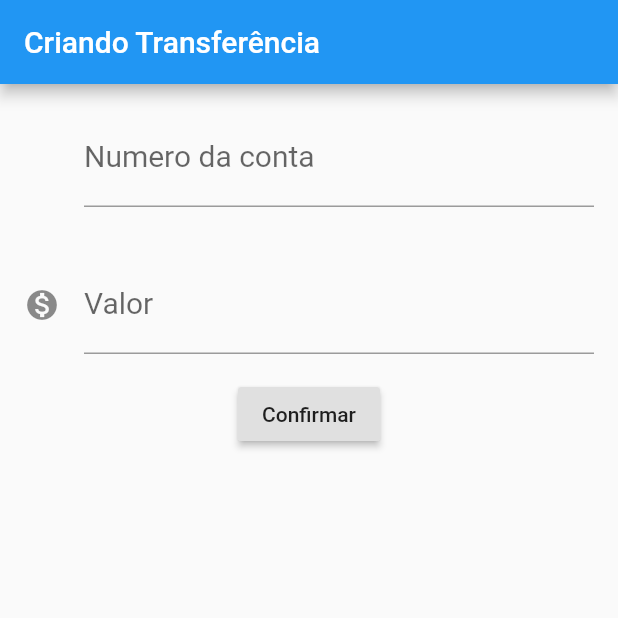
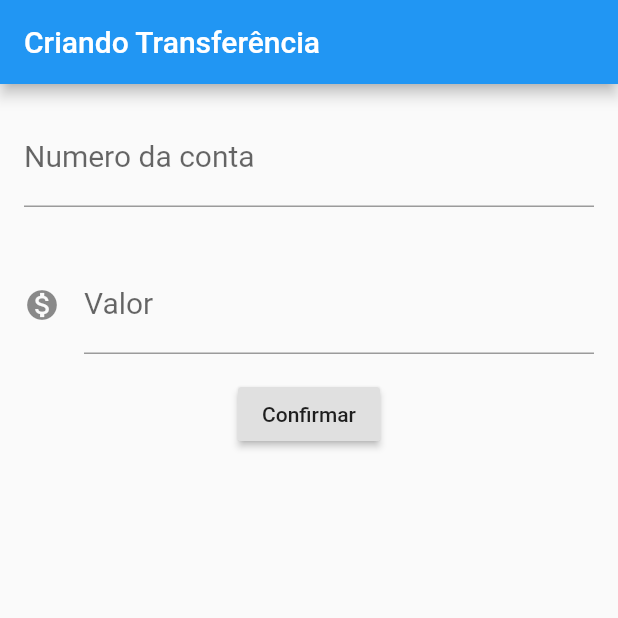
Before and after one commit to plisboa93/bytebank, a Flutter app: the screen it shows after launch, after a tap on "Confirmar", on a phone screen of 412 x 824 dp, the top half of it. Run offline on Flutter 3.47's test engine with Material 2 defaults, Android fonts, the phone set to English and light mode, and no system bars.

Commit message:
conserto de erro

```diff
--- a/lib/main.dart
+++ b/lib/main.dart
@@ -23,41 +23,54 @@ class FormularioTransferencia extends StatelessWidget {
   @override
   Widget build(BuildContext context) {
     return Scaffold(
-      appBar: AppBar(title: Text('Criando Transferência'),),
+            appBar: AppBar(
+          title: Text('Criando Transferência'),
+        ),
         body: Column(
         children: <Widget>[
-           Editor(_controladorCampoNumeroConta, 'Numero da conta', '000', null),
-           Editor(_controladorCampoValor, 'Valor', '0.00', Icons.monetization_on),
+          Editor(
+          controlador: _controladorCampoNumeroConta,
+          rotulo: 'Numero da conta',
+          dica:'0000'),
+          Editor(
+          controlador: _controladorCampoValor,
+          rotulo: 'Valor',
+          dica:'0.00',
+          icone: Icons.monetization_on
+          ),
             RaisedButton(
               child: Text('Confirmar'),
-            onPressed: () {
-              debugPrint('clicou no confirmar');
-              final int numeroConta = int.tryParse(_controladorCampoNumeroConta.text);
-              final double valor = double.tryParse(_controladorCampoValor.text);
-              if (numeroConta != null && valor != null) {
-                final transferenciaCriada = Transferencia(valor, numeroConta);
-                debugPrint('$transferenciaCriada');
-                Scaffold.of(context).showSnackBar(
-                  SnackBar(
-                    content: Text('$transferenciaCriada'),
+              onPressed: () => _criaTransferencia(),
+            )
+          ],
         )
     );
   }
-            },
-          ),
-        ],
-      ),);
+}
+
+
+void _criaTransferencia() {
+  var _controladorCampoNumeroConta;
+    final int numeroConta =
+  int.tryParse(_controladorCampoNumeroConta.text);
+  var _controladorCampoValor;
+    final double valor =
+  double.tryParse(_controladorCampoValor.text);
+    if(numeroConta != null && valor != null) {
+      final transferenciaCriada = Transferencia(valor, numeroConta);
+      debugPrint('Criando transferência');
+      debugPrint('$transferenciaCriada');
   }
 }
 
 class Editor extends StatelessWidget {
 
-final TextEditingController _controlador;
-final String _rotulo;
-final String _dica;
-final IconData _icone;
+final TextEditingController controlador;
+final String rotulo;
+final String dica;
+final IconData icone;
 
-  Editor(this._controlador, this._rotulo, this._dica, this._icone);
+  Editor({this.controlador, this.rotulo, this.dica, this.icone});
 
 
 
@@ -67,12 +80,12 @@ final IconData _icone;
     return Padding(
              padding: const EdgeInsets.all(16.0),
              child: TextField(
-               controller: _controlador,
+               controller: controlador,
                style: TextStyle(fontSize : 20.0,),
                decoration: InputDecoration(
-                 icon: Icon(_icone),
-                 labelText: _rotulo,
-                  hintText: _dica,
+                 icon: icone != null ? Icon(icone) : null,
+                 labelText: rotulo,
+                 hintText: dica,
               ),
                keyboardType: TextInputType.number,
             ),
@@ -103,19 +116,18 @@ class ListaTransferencias extends StatelessWidget {
 
 
 class ItemTransferencia extends StatelessWidget {
-
   final Transferencia _transferencia;
 
   ItemTransferencia(this._transferencia);
 
-  final int numeroConta;
-
-  Transferencia(this._transferencia, this.numeroConta);
-
-
   @override
-  String toString() {
-  return 'Transferencia{valor: $valor, numeroConta: $numeroConta';
+  Widget build(BuildContext context) {
+    return Card(
+        child: ListTile(
+      leading: Icon(Icons.monetization_on),
+      title: Text(_transferencia.valor.toString()),
+      subtitle: Text(_transferencia.numeroConta.toString()),
+    ));
   }
 }
 
@@ -126,4 +138,9 @@ class Transferencia {
 
   Transferencia(this.valor, this.numeroConta);
 
+  @override
+  String toString() {
+  return 'Transferencia{valor: $valor, numeroConta: $numeroConta';
    }
+
+}
```
Lines whose indentation alone changed are shown as unchanged.
